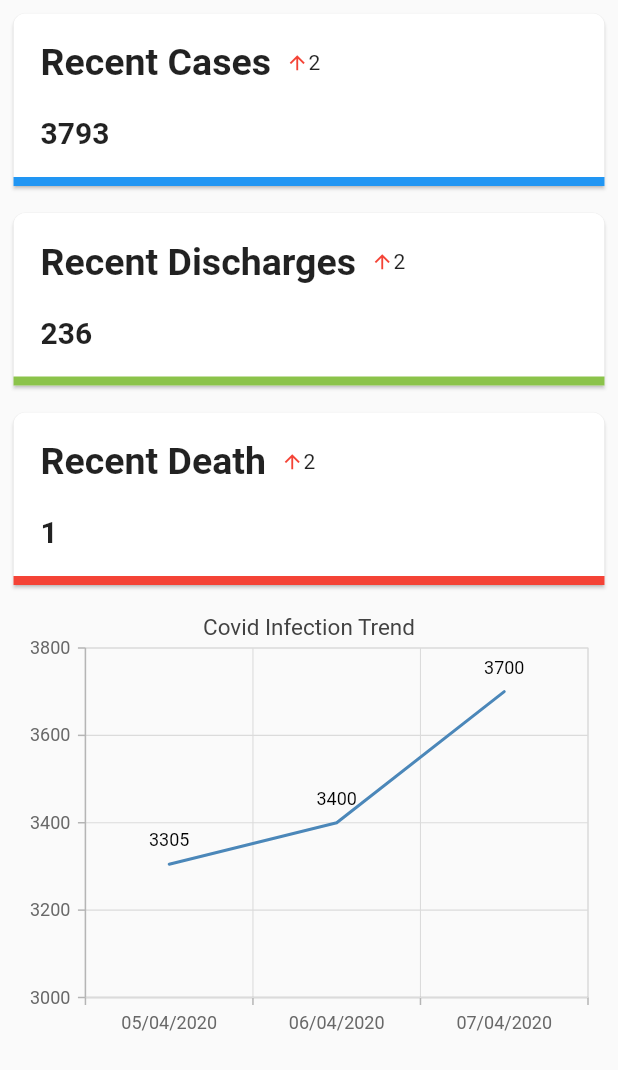
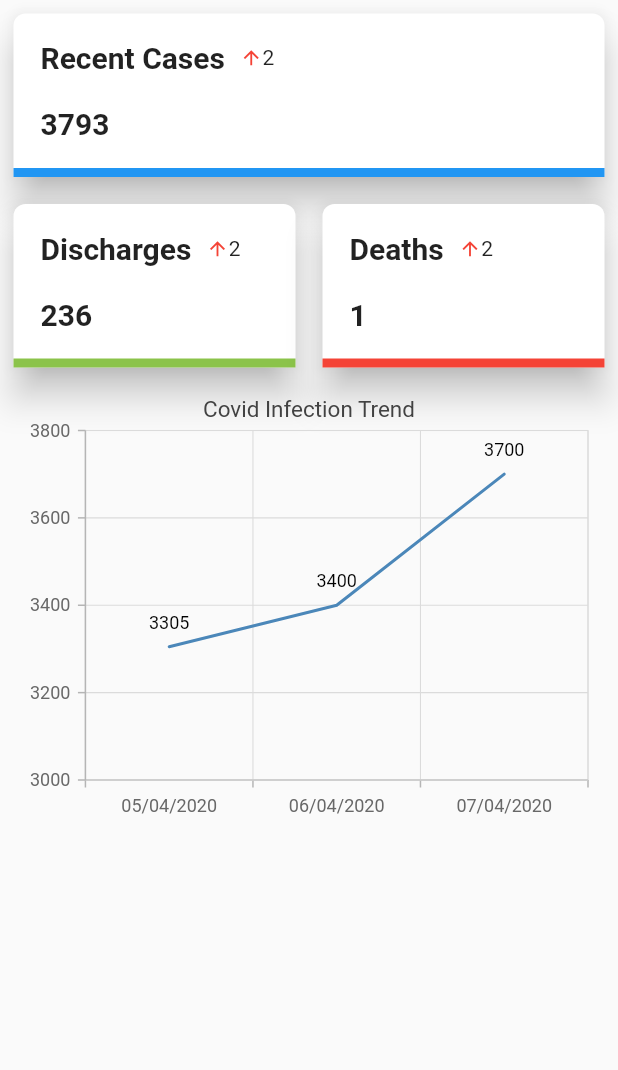
Before and after one commit to asyrafdayan/Covid_App, a Flutter app: the screen it shows after launch, on a phone screen of 412 x 824 dp. Shown: the top 1070 px of the screen. Run offline on Flutter 3.47's test engine with Material 2 defaults, Android fonts, the phone set to English and light mode, and no system bars; our stand-ins replace syncfusion_flutter_charts; missing offline and left inert: syncfusion_flutter_core.

Commit message:
Changed info_card width to be dynamic

```diff
--- a/lib/pages/home.dart
+++ b/lib/pages/home.dart
@@ -11,6 +11,9 @@ class _MyHomePageState extends State<MyHomePage> {
 
   @override
   Widget build(BuildContext context) {
+
+    double _screenWidth = MediaQuery.of(context).size.width;
+
     return Scaffold(
       body: SafeArea(
         child: Container(
@@ -19,13 +22,20 @@ class _MyHomePageState extends State<MyHomePage> {
             children: <Widget>[
               Padding(
                 padding: EdgeInsets.all(5.0),
-                child: InfoCard('Recent Cases', '3793', Colors.blue)),
-              Padding(
-                padding: EdgeInsets.all(5.0),
-                child: InfoCard('Recent Discharges', '236', Colors.lightGreen)),
-              Padding(
-                padding: EdgeInsets.all(5.0),
-                child: InfoCard('Recent Death', '1', Colors.red)),
+                child: InfoCard('Recent Cases', '3793', Colors.blue, null)),
+              Row(
+                mainAxisSize: MainAxisSize.min,
+                children: <Widget>[
+                  Expanded(
+                    child: Padding(
+                      padding: EdgeInsets.all(5.0),
+                      child: InfoCard('Discharges', '236', Colors.lightGreen, _screenWidth / 2))),
+                  Expanded(
+                    child: Padding(
+                      padding: EdgeInsets.all(5.0),
+                      child: InfoCard('Deaths', '1', Colors.red, _screenWidth / 2)))
+                ],
+              ),
               Container(
                 padding: EdgeInsets.symmetric(horizontal: 10.0),
                 height: 300.0,
--- a/lib/widgets/info_card.dart
+++ b/lib/widgets/info_card.dart
@@ -5,8 +5,9 @@ class InfoCard extends StatelessWidget {
   final String title;
   final String info;
   final Color cardColor;
+  final double containerWidth;
 
-  const InfoCard(this.title, this.info, this.cardColor);
+  const InfoCard(this.title, this.info, this.cardColor, this.containerWidth);
 
   @override
   Widget build(BuildContext context) {
@@ -14,6 +15,7 @@ class InfoCard extends StatelessWidget {
     double _screenWidth = MediaQuery.of(context).size.width;
 
     return Card(
+      elevation: 10.0,
       shape: RoundedRectangleBorder(
         borderRadius: BorderRadius.only(
           topLeft: Radius.circular(8.0),
@@ -23,7 +25,7 @@ class InfoCard extends StatelessWidget {
         )
       ),
       child: Container(
-        width: _screenWidth,
+        width: containerWidth ?? _screenWidth,
         padding: EdgeInsets.all(10.0),
         decoration: BoxDecoration(
           border: Border(
@@ -41,7 +43,7 @@ class InfoCard extends StatelessWidget {
                 children: <Widget>[
                   Text(title,
                     style: TextStyle(
-                      fontSize: 25,
+                      fontSize: 20,
                       fontWeight: FontWeight.bold
                     )
                   ),
```
